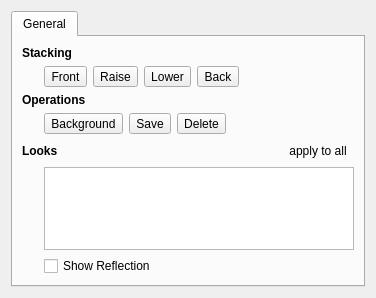
Old version of the form items/AbstractProperties.ui in the repository enricoros/fotowall.
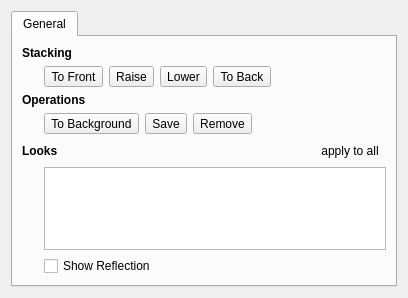
New version of the form. Icons and pictures are not drawn.

What changed in the file:
```diff
--- a/items/AbstractProperties.ui
+++ b/items/AbstractProperties.ui
@@ -6,7 +6,7 @@
    <rect>
     <x>0</x>
     <y>0</y>
-    <width>376</width>
+    <width>408</width>
     <height>298</height>
    </rect>
   </property>
@@ -58,7 +58,7 @@
          <item row="1" column="1">
           <widget class="QToolButton" name="front">
            <property name="text">
-            <string>Front</string>
+            <string>To Front</string>
            </property>
            <property name="icon">
             <iconset resource="../fotowall.qrc">
@@ -100,7 +100,7 @@
          <item row="1" column="4">
           <widget class="QToolButton" name="back">
            <property name="text">
-            <string>Back</string>
+            <string>To Back</string>
            </property>
            <property name="icon">
             <iconset resource="../fotowall.qrc">
@@ -160,7 +160,7 @@
          <item row="1" column="1">
           <widget class="QToolButton" name="background">
            <property name="text">
-            <string>Background</string>
+            <string>To Background</string>
            </property>
            <property name="icon">
             <iconset resource="../fotowall.qrc">
@@ -188,7 +188,7 @@
          <item row="1" column="3">
           <widget class="QToolButton" name="del">
            <property name="text">
-            <string>Delete</string>
+            <string>Remove</string>
            </property>
            <property name="icon">
             <iconset resource="../fotowall.qrc">
```
Left out of the diff: 3 changed lines with no effect on the pictures.
